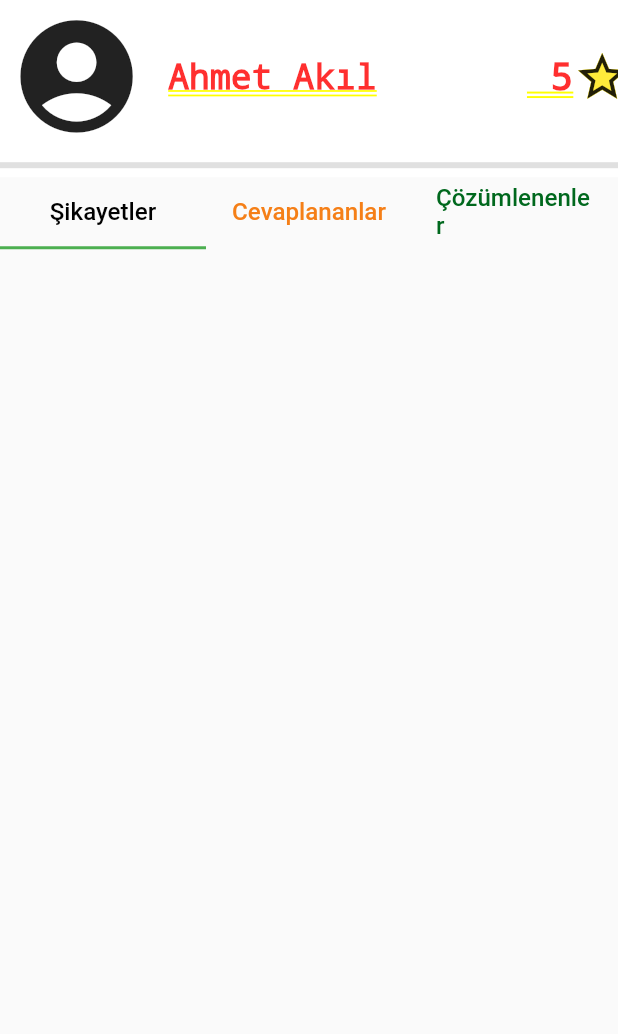
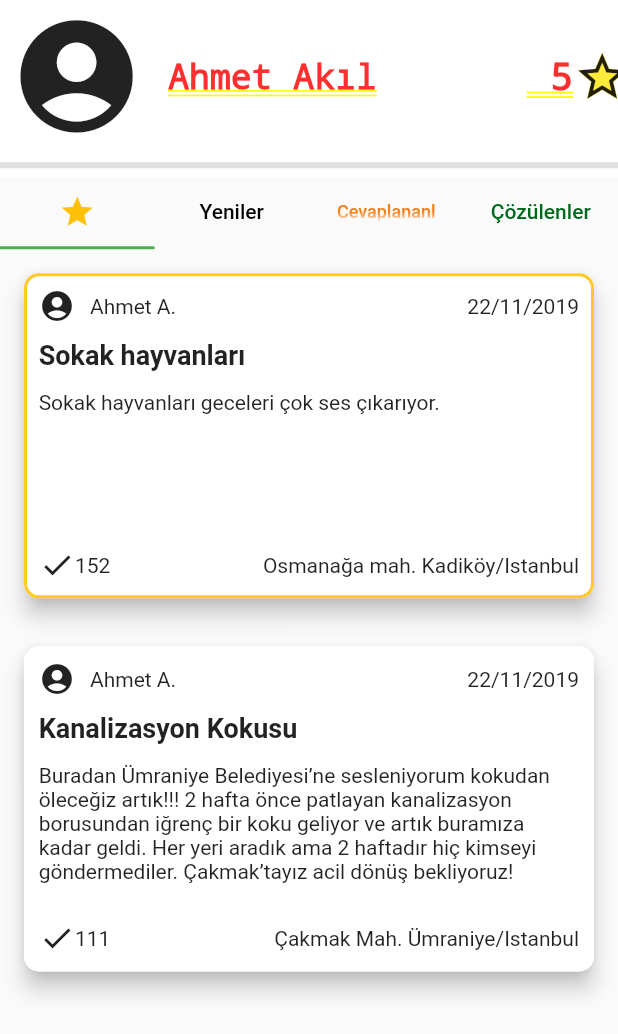
Before and after one commit to ahmetakil/destek_ver, a Flutter app: the ProfileScreen screen opened by its route, on a phone screen of 412 x 824 dp. Shown: the top 1034 px of the screen. Run offline on Flutter 3.47's test engine with Material 2 defaults, Android fonts, the phone set to English and light mode, and no system bars; drawn by our look-alikes of auto_size_text; our stand-ins replace cached_network_image, curved_navigation_bar, firebase_storage, geolocator, get_it, google_maps_flutter and 3 more; accounts and stored records are empty; network calls fail; statements that could not run were skipped.

Commit message:
Autosize Text

```diff
--- a/lib/provider/complains_provider.dart
+++ b/lib/provider/complains_provider.dart
@@ -109,7 +109,7 @@ class ComplainsProvider with ChangeNotifier {
         solved: true,
         upVote: 133),
     Complain(
-      username: 'Enes Z.',
+      username: 'Ahmet A.',
       complainTopic: 'Kanalizasyon Kokusu',
       complain:
           'Buradan Ümraniye Belediyesi’ne sesleniyorum kokudan öleceğiz artık!!! 2 hafta önce patlayan kanalizasyon borusundan iğrenç bir koku geliyor ve artık buramıza kadar geldi. Her yeri aradık ama 2 haftadır hiç kimseyi göndermediler. Çakmak’tayız acil dönüş bekliyoruz!',
--- a/lib/screens/complain_screen.dart
+++ b/lib/screens/complain_screen.dart
@@ -49,7 +49,7 @@ class ComplainScreen extends StatelessWidget {
           tabs: <Widget>[
             Tab(
               child: Text(
-                "Şikayetler",
+                "Yeniler",
                 style: TextStyle(
                   color: Colors.black,
                   fontSize: screenSize(12.5, context),
--- a/lib/screens/profile_screen.dart
+++ b/lib/screens/profile_screen.dart
@@ -1,6 +1,7 @@
 import 'package:DestekVer/provider/complains_provider.dart';
 import 'package:DestekVer/util/utils.dart';
 import 'package:DestekVer/widget/complain_item.dart';
+import 'package:auto_size_text/auto_size_text.dart';
 import 'package:flutter/material.dart';
 import 'package:provider/provider.dart';
 
@@ -14,8 +15,12 @@ class ProfileScreen extends StatelessWidget {
     bool unresolved = false,
     bool replied = false,
     bool solved = false,
+    bool all = false,
   }) {
     List<Complain> filteredComplains = complains.where((comp) {
+      if (all) {
+        return true;
+      }
       if (replied) {
         return comp.replied;
       } else if (solved) {
@@ -95,34 +100,42 @@ class ProfileScreen extends StatelessWidget {
         ),
         Expanded(
             child: DefaultTabController(
-          length: 3,
+          length: 4,
           child: Scaffold(
             appBar: TabBar(
               indicatorColor: Colors.green,
               tabs: <Widget>[
                 Tab(
-                  child: Text(
-                    "Şikayetler",
+                  child: Icon(Icons.star,color: Colors.amber,),
+                ),
+                Tab(
+                  child: AutoSizeText(
+                    "Yeniler",
+                    textAlign: TextAlign.center,
+                    maxLines: 1,
                     style: TextStyle(
                       color: Colors.black,
-                      fontSize: screenSize(12.5, context),
                     ),
                   ),
                 ),
                 Tab(
-                    child: Text(
+                    child: AutoSizeText(
                   'Cevaplananlar',
+                  overflow: TextOverflow.fade,
+                  maxLines: 1,
+                  textAlign: TextAlign.center,
                   style: TextStyle(
                     color: Colors.yellow[900],
-                    fontSize: screenSize(12.5, context),
                   ),
                 )),
                 Tab(
-                  child: Text(
-                    "Çözümlenenler",
+                  child: AutoSizeText(
+                    "Çözülenler",
+                    textAlign: TextAlign.center,
+                    maxLines: 1,
                     style: TextStyle(
                       color: Color(0xff00681D),
-                      fontSize: screenSize(12.5, context),
+                      fontSize: screenSize(12, context),
                     ),
                   ),
                 ),
@@ -130,7 +143,8 @@ class ProfileScreen extends StatelessWidget {
             ),
             body: TabBarView(
               children: <Widget>[
-                buildList(complains: complain,unresolved: true),
+                buildList(complains: complain,all:true),
+                buildList(complains: complain, unresolved: true),
                 buildList(complains: complain, replied: true),
                 buildList(complains: complain, solved: true),
               ],
--- a/pubspec.yaml
+++ b/pubspec.yaml
@@ -31,8 +31,8 @@ dependencies:
   image_picker: ^0.6.2
   sqflite: any
   firebase_storage: ^3.0.8
-  firebase_storage_image: ^0.4.0
   get_it: ^1.0.3+1
+  auto_size_text: ^2.1.0
 
 
   # The following adds the Cupertino Icons font to your application.
```
Also changed, not shown: pubspec.lock.
